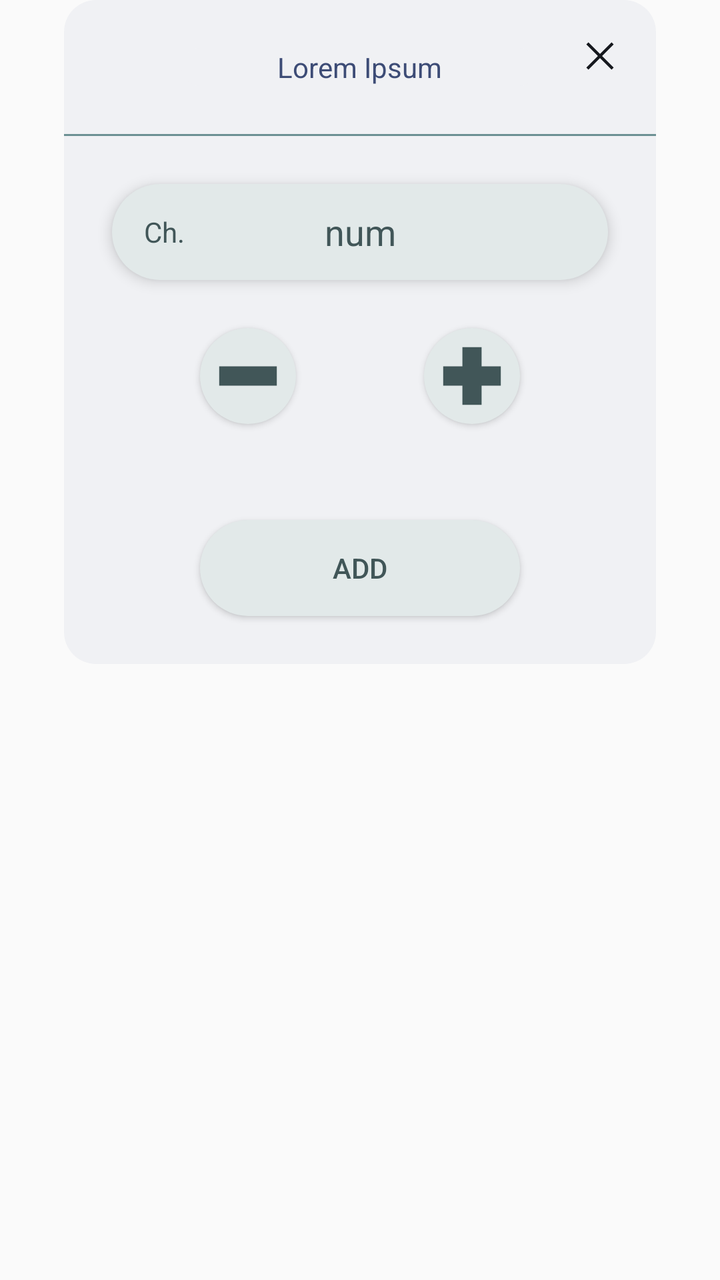
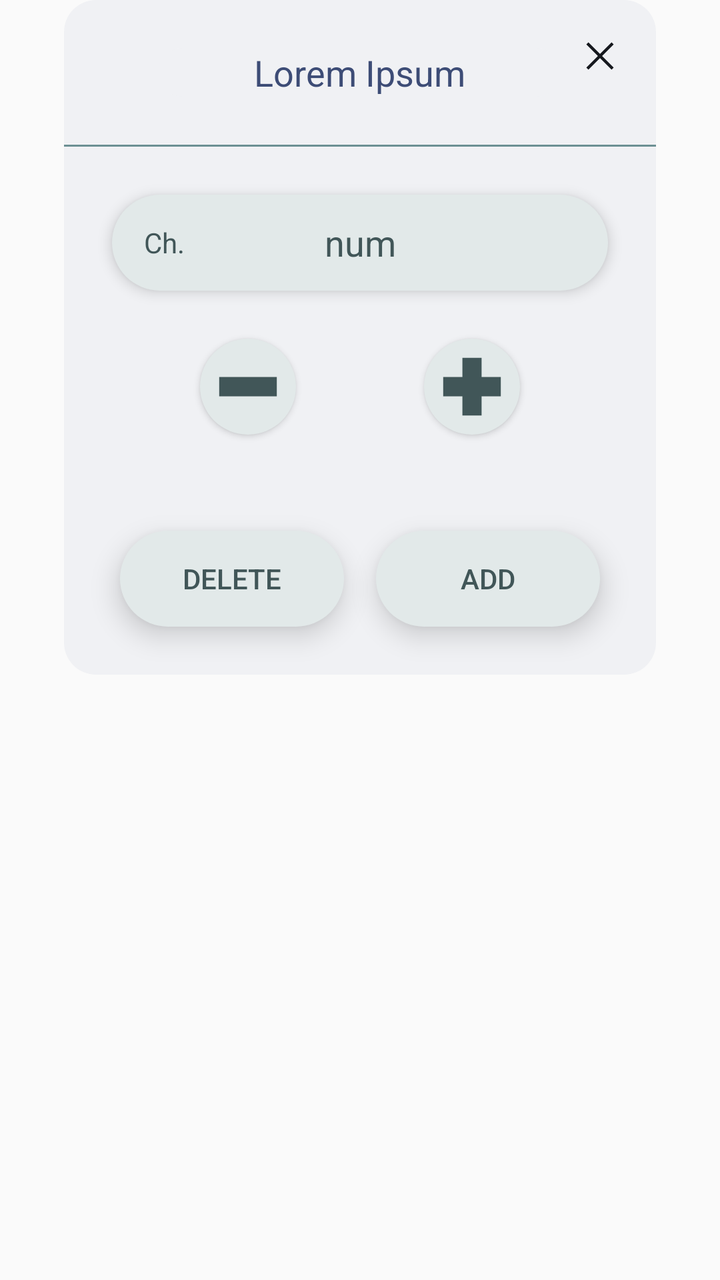

Compare the two renders of this Android layout. The source of the first and the diff that turns it into the second are given below.
<!-- AndroidManifest.xml: application theme Theme.MangaCheck -->
<!-- res/layout/update_comics_dialog.xml -->
<?xml version="1.0" encoding="utf-8"?>
<FrameLayout xmlns:android="http://schemas.android.com/apk/res/android"
    android:layout_width="match_parent"
    android:layout_height="match_parent">

    <Button
        android:id="@+id/dismiss_dialog"
        android:layout_marginTop="@dimen/U_2"
        android:layout_marginEnd="@dimen/U_6"
        android:layout_gravity="end"
        android:layout_width="@dimen/U_3"
        android:layout_height="@dimen/U_3"
        android:background="@drawable/exit_icon"
        android:elevation="@dimen/U_1"/>

    <LinearLayout
        android:layout_width="match_parent"
        android:layout_height="wrap_content"
        android:background="@drawable/basic_surface"
        android:layout_marginHorizontal="@dimen/U_4"
        android:clipChildren="false"
        android:orientation="vertical">

        <TextView
            android:id="@+id/manga_title"
            android:textAlignment="center"
            android:layout_width="wrap_content"
            android:layout_height="wrap_content"
            android:layout_gravity="center_horizontal"
            android:layout_marginVertical="@dimen/U_3"
            android:paddingHorizontal="@dimen/U_6"
            android:autofillHints="comic_name"
            android:background="@drawable/text_input"
            android:text="@string/missing"
            android:textColor="?colorTertiary"
            android:textColorHint="?colorTertiary"/>

        <View
            android:layout_width="match_parent"
            android:layout_height="@dimen/U_min"
            android:background="@drawable/horizontal_straight_line" />

        <include layout="@layout/chapter_number_input" />

        <include layout="@layout/dec_inc_buttons" />

        <Button
            android:id="@+id/submit_button"
            android:layout_width="@dimen/U_20"
            android:layout_height="@dimen/U_6"
            android:layout_gravity="center"
            android:textColor="?colorOnSurfaceVariant"
            android:layout_marginVertical="@dimen/U_3"
            android:background="@drawable/submit_button"
            android:backgroundTint="?colorSurfaceVariant"
            android:elevation="@dimen/U_1"
            android:text="@string/add_comic_submit" />
    </LinearLayout>
</FrameLayout>
<!-- res/layout/chapter_number_input.xml (included above) -->
<?xml version="1.0" encoding="utf-8"?>
<FrameLayout xmlns:android="http://schemas.android.com/apk/res/android"
    android:id="@+id/chapter_number"
    android:layout_width="match_parent"
    android:layout_height="@dimen/U_6"
    android:layout_marginHorizontal="@dimen/U_3"
    android:layout_marginVertical="@dimen/U_3"
    android:autofillHints="chapter"
    android:background="@drawable/basic_surface_variant"
    android:elevation="@dimen/U_half">

    <TextView
        android:layout_width="wrap_content"
        android:layout_height="wrap_content"
        android:layout_gravity="center_vertical"
        android:paddingStart="@dimen/U_2"
        android:paddingEnd="0dp"
        android:text="@string/chapter_abbreviations"
        android:textColor="?colorOnSurfaceVariant" />

    <EditText
        android:id="@+id/input"
        android:layout_width="match_parent"
        android:layout_height="wrap_content"
        android:layout_gravity="center"
        android:layout_marginHorizontal="@dimen/U_3"
        android:autofillHints="chapter_number"
        android:background="#00000000"
        android:hint="@string/chapter_abbreviation_number"
        android:inputType="number"
        android:textAlignment="center"
        android:textColor="?colorOnSurfaceVariant"
        android:textColorHint="?colorOnSurfaceVariant" />
</FrameLayout>
<!-- res/layout/dec_inc_buttons.xml (included above) -->
<?xml version="1.0" encoding="utf-8"?>
<LinearLayout xmlns:android="http://schemas.android.com/apk/res/android"
    android:layout_width="wrap_content"
    android:layout_height="wrap_content"
    android:layout_gravity="center_horizontal"
    android:layout_marginBottom="@dimen/U_3"
    android:orientation="horizontal">

    <Button
        android:id="@+id/dec_button"
        android:layout_width="@dimen/U_6"
        android:layout_height="@dimen/U_6"
        android:layout_gravity="start"
        android:layout_marginEnd="@dimen/U_4"
        android:background="@drawable/minus_button"
        android:elevation="@dimen/U_1" />

    <Button
        android:id="@+id/inc_button"
        android:layout_width="@dimen/U_6"
        android:layout_height="@dimen/U_6"
        android:layout_gravity="end"
        android:layout_marginStart="@dimen/U_4"
        android:background="@drawable/plus_button"
        android:elevation="@dimen/U_1" />

</LinearLayout>
<!-- resources referenced by this layout -->
<resources>
  <dimen name="U_1">8dp</dimen>
  <dimen name="U_2">16dp</dimen>
  <dimen name="U_20">160dp</dimen>
  <dimen name="U_3">24dp</dimen>
  <dimen name="U_4">32dp</dimen>
  <dimen name="U_6">48dp</dimen>
  <dimen name="U_half">4dp</dimen>
  <dimen name="U_min">1dp</dimen>
  <!-- drawable basic_surface (drawable) -->
  <?xml version="1.0" encoding="utf-8"?>
  <shape xmlns:android="http://schemas.android.com/apk/res/android"
      android:shape="rectangle">
      <solid android:color="?colorSurface" />
      <corners android:radius="@dimen/U_2" />
  </shape>
  <!-- drawable basic_surface_variant (drawable) -->
  <?xml version="1.0" encoding="utf-8"?>
  <shape xmlns:android="http://schemas.android.com/apk/res/android"
      android:shape="rectangle">
      <solid android:color="?colorSurfaceVariant" />
      <corners android:radius="@dimen/U_8" />
  </shape>
  <!-- drawable exit_icon (drawable) -->
  <vector xmlns:android="http://schemas.android.com/apk/res/android"
      android:width="48dp"
      android:height="48dp"
      android:autoMirrored="true"
      android:viewportWidth="960"
      android:viewportHeight="960">
    <path
        android:fillColor="?colorOnSurface"
        android:pathData="m249,753 l-42,-42 231,-231 -231,-231 42,-42 231,231 231,-231 42,42 -231,231 231,231 -42,42 -231,-231 -231,231Z"/>
  </vector>
  <!-- drawable horizontal_straight_line (drawable) -->
  <?xml version="1.0" encoding="utf-8"?>
  <shape xmlns:android="http://schemas.android.com/apk/res/android"
      android:shape="rectangle">
      <solid android:color="?colorOutline" />
  </shape>
  <!-- drawable submit_button (drawable) -->
  <?xml version="1.0" encoding="utf-8"?>
  <shape xmlns:android="http://schemas.android.com/apk/res/android"
      android:shape="rectangle">
      <solid android:color="?colorSecondaryContainer" />
      <corners android:radius="@dimen/U_8" />
  </shape>
  <!-- drawable text_input (drawable) -->
  <?xml version="1.0" encoding="utf-8"?>
  <shape xmlns:android="http://schemas.android.com/apk/res/android"
      android:shape="rectangle">
      <solid android:color="?colorSurface"/>
      <corners android:radius="@dimen/U_13"/>
  </shape>
  <string name="add_comic_submit">Add</string>
  <string name="chapter_abbreviation_number">num</string>
  <string name="chapter_abbreviations">Ch.</string>
  <string name="missing">Lorem Ipsum</string>
  <dimen name="U_8">64dp</dimen>
  <dimen name="U_13">104dp</dimen>
  <color name="primary_35">#1038A2</color>
  <color name="primary_80">#A3B9F5</color>
  <color name="white">#FFFFFFFF</color>
  <color name="primary_20">#0A205C</color>
  <color name="secondary_35">#0A9FA9</color>
  <color name="secondary_80">#9FF4F9</color>
  <color name="secondary_20">#065B60</color>
  <color name="tertiary_35">#3D4C76</color>
  <color name="tertiary_80">#BCC4DC</color>
  <color name="tertiary_20">#232B43</color>
  <color name="error_35">#B22200</color>
  <color name="error_80">#FFAC99</color>
  <color name="error_20">#661300</color>
  <color name="Natural_95">#F0F1F4</color>
  <color name="Natural_10">#16181D</color>
  <color name="Natural_20">#2B303B</color>
  <color name="VNatural_90">#E2E9E9</color>
  <color name="VNatural_30">#415658</color>
  <color name="VNatural_50">#6C9093</color>
  <color name="VNatural_80">#C4D3D4</color>
  <style name="mySpinnerItemSelectedStyleLight" parent="@android:style/Widget.Holo.TextView.SpinnerItem">
          <item name="android:textColor">?colorOnSurfaceVariant</item>
      </style>
  <style name="DrawerArrowStyleLight" parent="@style/Widget.AppCompat.DrawerArrowToggle">
          <item name="spinBars">true</item>
          <item name="color">?colorOnPrimaryContainer</item>
      </style>
  <!-- unchanged entries left out for length: 3 -->
</resources>

<!-- the commit's change to res/layout/update_comics_dialog.xml (unified diff, before → after) -->
@@ -5,56 +5,79 @@
 
     <Button
         android:id="@+id/dismiss_dialog"
+        android:layout_width="@dimen/U_3"
+        android:layout_height="@dimen/U_3"
+        android:layout_gravity="end"
         android:layout_marginTop="@dimen/U_2"
         android:layout_marginEnd="@dimen/U_6"
-        android:layout_gravity="end"
-        android:layout_width="@dimen/U_3"
-        android:layout_height="@dimen/U_3"
         android:background="@drawable/exit_icon"
-        android:elevation="@dimen/U_1"/>
+        android:elevation="@dimen/U_1" />
 
     <LinearLayout
         android:layout_width="match_parent"
         android:layout_height="wrap_content"
+        android:layout_marginHorizontal="@dimen/U_4"
         android:background="@drawable/basic_surface"
-        android:layout_marginHorizontal="@dimen/U_4"
         android:clipChildren="false"
         android:orientation="vertical">
 
-        <TextView
+        <EditText
             android:id="@+id/manga_title"
-            android:textAlignment="center"
             android:layout_width="wrap_content"
             android:layout_height="wrap_content"
             android:layout_gravity="center_horizontal"
             android:layout_marginVertical="@dimen/U_3"
-            android:paddingHorizontal="@dimen/U_6"
             android:autofillHints="comic_name"
             android:background="@drawable/text_input"
+            android:paddingHorizontal="@dimen/U_6"
             android:text="@string/missing"
+            android:textAlignment="center"
             android:textColor="?colorTertiary"
-            android:textColorHint="?colorTertiary"/>
+            android:textColorHint="?colorTertiary" />
 
         <View
             android:layout_width="match_parent"
             android:layout_height="@dimen/U_min"
             android:background="@drawable/horizontal_straight_line" />
 
-        <include layout="@layout/chapter_number_input" />
+        <include
+            android:id="@+id/chapter_input"
+            layout="@layout/chapter_number_input" />
 
         <include layout="@layout/dec_inc_buttons" />
 
-        <Button
-            android:id="@+id/submit_button"
-            android:layout_width="@dimen/U_20"
-            android:layout_height="@dimen/U_6"
+        <LinearLayout
+            android:layout_width="match_parent"
+            android:layout_height="wrap_content"
             android:layout_gravity="center"
-            android:textColor="?colorOnSurfaceVariant"
-            android:layout_marginVertical="@dimen/U_3"
-            android:background="@drawable/submit_button"
-            android:backgroundTint="?colorSurfaceVariant"
-            android:elevation="@dimen/U_1"
-            android:text="@string/add_comic_submit" />
+            android:divider="@drawable/empty_space_horizontal"
+            android:gravity="center"
+            android:showDividers="middle">
+
+            <Button
+                android:id="@+id/delete_button"
+                style="?android:attr/buttonBarButtonStyle"
+                android:layout_width="@dimen/U_14"
+                android:layout_height="@dimen/U_6"
+                android:layout_marginVertical="@dimen/U_3"
+                android:background="@drawable/submit_button"
+                android:backgroundTint="?colorSurfaceVariant"
+                android:elevation="@dimen/U_1"
+                android:text="@string/delete_comic_submit"
+                android:textColor="?colorOnSurfaceVariant" />
+
+            <Button
+                android:id="@+id/submit_button"
+                style="?android:attr/buttonBarButtonStyle"
+                android:layout_width="@dimen/U_14"
+                android:layout_height="@dimen/U_6"
+                android:layout_marginVertical="@dimen/U_3"
+                android:background="@drawable/submit_button"
+                android:backgroundTint="?colorSurfaceVariant"
+                android:elevation="@dimen/U_1"
+                android:text="@string/add_comic_submit"
+                android:textColor="?colorOnSurfaceVariant" />
+        </LinearLayout>
     </LinearLayout>
 </FrameLayout>
 <!-- res/layout/chapter_number_input.xml (included above) -->
<!-- resource entries referenced after the edit -->
@@ -1,8 +1,8 @@
 <!-- resources referenced by this layout -->
 <resources>
   <dimen name="U_1">8dp</dimen>
+  <dimen name="U_14">112dp</dimen>
   <dimen name="U_2">16dp</dimen>
-  <dimen name="U_20">160dp</dimen>
   <dimen name="U_3">24dp</dimen>
   <dimen name="U_4">32dp</dimen>
   <dimen name="U_6">48dp</dimen>
@@ -21,6 +21,13 @@
       android:shape="rectangle">
       <solid android:color="?colorSurfaceVariant" />
       <corners android:radius="@dimen/U_8" />
+  </shape>
+  <!-- drawable empty_space_horizontal (drawable) -->
+  <?xml version="1.0" encoding="utf-8"?>
+  <shape xmlns:android="http://schemas.android.com/apk/res/android">
+      <size
+          android:height="0dp"
+          android:width="@dimen/U_2"/>
   </shape>
   <!-- drawable exit_icon (drawable) -->
   <vector xmlns:android="http://schemas.android.com/apk/res/android"
@@ -56,6 +63,7 @@
   <string name="add_comic_submit">Add</string>
   <string name="chapter_abbreviation_number">num</string>
   <string name="chapter_abbreviations">Ch.</string>
+  <string name="delete_comic_submit">delete</string>
   <string name="missing">Lorem Ipsum</string>
   <dimen name="U_8">64dp</dimen>
   <dimen name="U_13">104dp</dimen>
